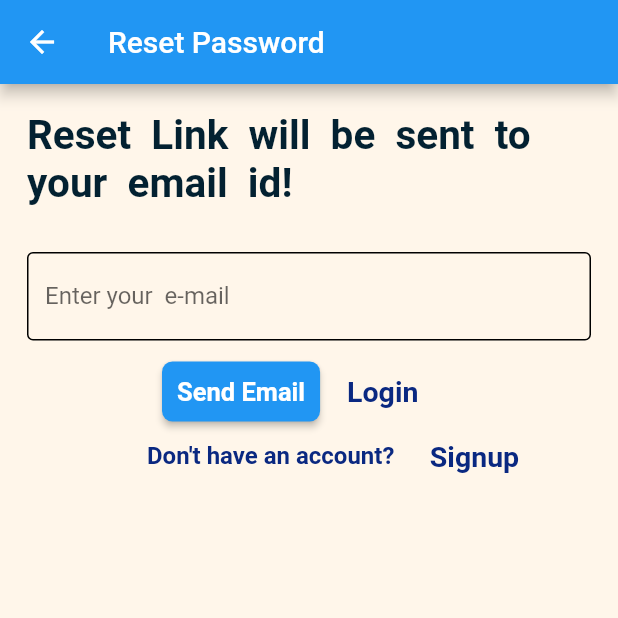
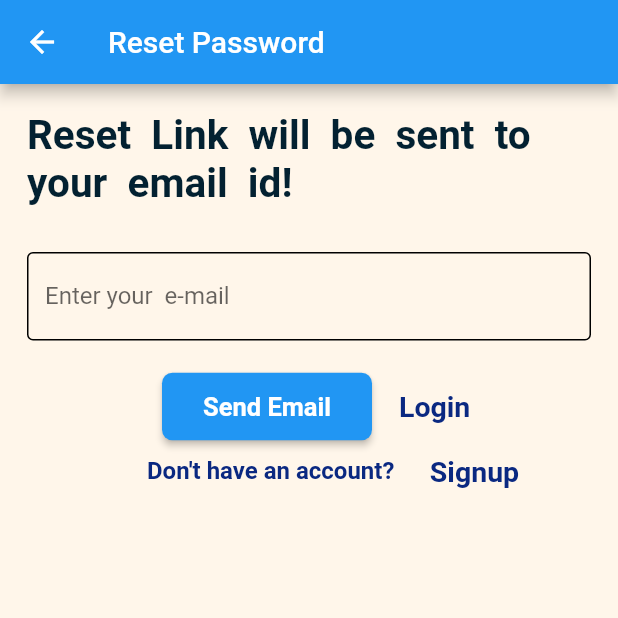
Before and after one commit to utsavshumsher/Hostel_Management_system, a Flutter app: the Forgot_Pass screen opened directly, on a phone screen of 412 x 824 dp, the top half of it. Run offline on Flutter 3.47's test engine with Material 2 defaults, Android fonts, the phone set to English and light mode, and no system bars; our stand-ins replace firebase_auth, firebase_core, google_fonts, motion_toast, pin_code_fields, rflutter_alert and 1 more; accounts and stored records are empty; Roboto replaces fonts that are missing (Alike).

Commit message:
forgot_Pass

```diff
--- a/lib/screens/login/forgot_pass.dart
+++ b/lib/screens/login/forgot_pass.dart
@@ -10,6 +10,18 @@ class Forgot_Pass extends StatefulWidget {
 }
 
 class _Forgot_PassState extends State<Forgot_Pass> {
+  final _formkey = GlobalKey<FormState>();
+
+  var email = "";
+
+  final emailController = TextEditingController();
+
+  @override
+  void dispose() {
+    emailController.dispose();
+    super.dispose();
+  }
+
   @override
   Widget build(BuildContext context) {
     return Scaffold(
@@ -21,7 +33,7 @@ class _Forgot_PassState extends State<Forgot_Pass> {
           child: Column(children: [
             Container(
               child: Form(
-                // key: _formkey,
+                key: _formkey,
                 child: Text(
                   "Reset  Link  will  be  sent  to  your  email  id!",
                   style: TextStyle(
@@ -51,7 +63,7 @@ class _Forgot_PassState extends State<Forgot_Pass> {
               },
             ),
             SizedBox(
-              height: 10,
+              height: 20,
             ),
             Padding(
               padding: const EdgeInsets.only(left: 90),
@@ -60,7 +72,7 @@ class _Forgot_PassState extends State<Forgot_Pass> {
                   ElevatedButton(
                     style: ElevatedButton.styleFrom(
                         padding: EdgeInsets.all(10),
-                        // minimumSize: Size(140, 45),
+                        minimumSize: Size(140, 45),
                         shape: RoundedRectangleBorder(
                             borderRadius: BorderRadius.circular(7))),
                     onPressed: () {
```
